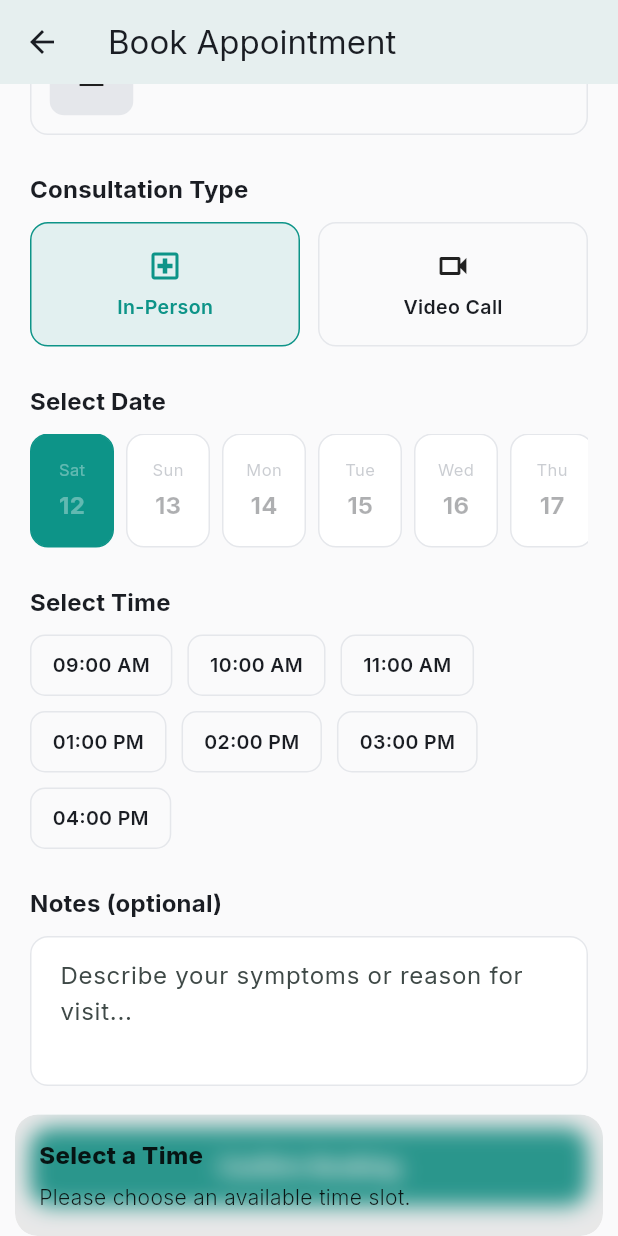
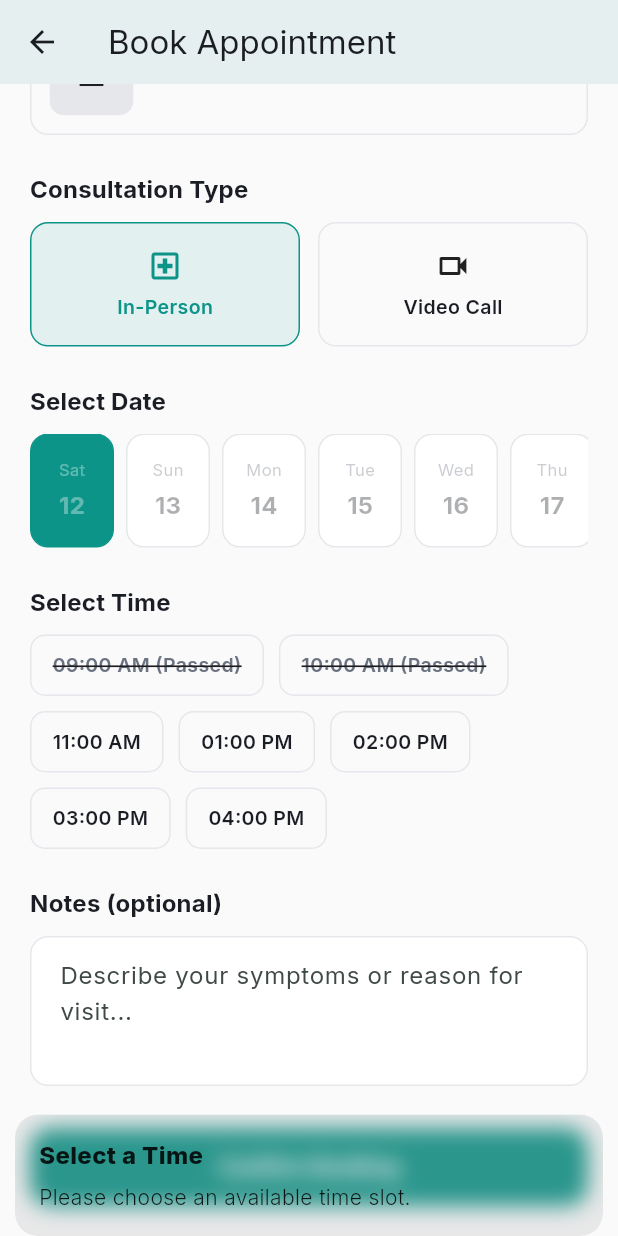
Before and after one commit to nomanamir20/InternGrow_HospitalAppointmentApp, a Flutter app: the BookAppointmentScreen screen opened directly with empty values, scrolled down 68 dp, after a tap on "Confirm Booking", on a phone screen of 412 x 824 dp. Run offline on Flutter 3.47's test engine with Material 3 defaults, Android fonts, the phone set to English and light mode, and no system bars; drawn by our look-alikes of cached_network_image; our stand-ins replace dio, firebase_auth, firebase_core, get, google_fonts, pdf and 3 more; accounts and stored records are empty; generated files the repository leaves out were written again; network calls fail.

Commit message:
fix: combine date and time slot correctly to prevent past-time booking and enable proper auto-completion

```diff
--- /dev/null
+++ b/lib/core/utils/date_time_utils.dart
@@ -0,0 +1,10 @@
+import 'package:intl/intl.dart';
+
+/// Combines a calendar date (year/month/day) with a time slot string like
+/// "11:00 AM" into one correct DateTime — needed because appointment dates
+/// and time slots were previously stored disconnected from each other,
+/// causing incorrect past-time booking and auto-completion behavior.
+DateTime combineDateAndTimeSlot(DateTime date, String timeSlot) {
+  final parsedTime = DateFormat('h:mm a').parse(timeSlot);
+  return DateTime(date.year, date.month, date.day, parsedTime.hour, parsedTime.minute);
+}
--- a/lib/features/appointments/screens/book_appointment_screen.dart
+++ b/lib/features/appointments/screens/book_appointment_screen.dart
@@ -2,13 +2,15 @@ import 'package:cached_network_image/cached_network_image.dart';
 import 'package:flutter/material.dart';
 import 'package:get/get.dart';
 import 'package:intl/intl.dart';
-import '../../../shared/widgets/scaffold_with_nav_bar.dart';
-import '../../../data/models/notification_model.dart';
-import '../../notifications/controllers/notification_controller.dart';
+
 import '../../../core/routes/app_routes.dart';
 import '../../../core/theme/app_colors.dart';
+import '../../../core/utils/date_time_utils.dart';
 import '../../../data/models/appointment_model.dart';
 import '../../../data/models/doctor_model.dart';
+import '../../../data/models/notification_model.dart';
+import '../../../shared/widgets/scaffold_with_nav_bar.dart';
+import '../../notifications/controllers/notification_controller.dart';
 import '../controllers/appointment_controller.dart';
 
 class BookAppointmentScreen extends StatefulWidget {
@@ -22,7 +24,10 @@ class _BookAppointmentScreenState extends State<BookAppointmentScreen> {
   late final Doctor doctor;
   late final AppointmentController _controller;
 
-  DateTime _selectedDate = DateTime.now();
+  // Normalized to midnight — this widget only ever needs the CALENDAR day
+  // here; the actual appointment time comes from the selected time slot,
+  // combined together only at the moment of booking.
+  DateTime _selectedDate = DateTime(DateTime.now().year, DateTime.now().month, DateTime.now().day);
   String? _selectedTimeSlot;
   ConsultationType _consultationType = ConsultationType.inPerson;
   final _notesController = TextEditingController();
@@ -47,7 +52,8 @@ class _BookAppointmentScreenState extends State<BookAppointmentScreen> {
   }
 
   List<DateTime> get _nextSevenDays {
-    return List.generate(7, (i) => DateTime.now().add(Duration(days: i)));
+    final today = DateTime(DateTime.now().year, DateTime.now().month, DateTime.now().day);
+    return List.generate(7, (i) => today.add(Duration(days: i)));
   }
 
   bool _isDayAvailable(DateTime date) {
@@ -55,9 +61,33 @@ class _BookAppointmentScreenState extends State<BookAppointmentScreen> {
     return doctor.availableDays.contains(dayAbbrev);
   }
 
+  bool get _isSelectedDateToday {
+    final today = DateTime.now();
+    return _selectedDate.year == today.year && _selectedDate.month == today.month && _selectedDate.day == today.day;
+  }
+
+  /// A time slot is unavailable if it's already booked, OR if it's today
+  /// and that time has already passed — this is the actual missing check
+  /// that allowed booking "11:00 AM" after 11:13 AM had already happened.
+  bool _isSlotInThePast(String slot) {
+    if (!_isSelectedDateToday) return false;
+    final slotDateTime = combineDateAndTimeSlot(_selectedDate, slot);
+    return slotDateTime.isBefore(DateTime.now());
+  }
+
   void _handleBooking() {
     if (_selectedTimeSlot == null) {
       Get.snackbar('Select a Time', 'Please choose an available time slot.', snackPosition: SnackPosition.BOTTOM);
+      return;
+    }
+
+    // Final safety check — in case something changed between selecting the
+    // slot and pressing Confirm (e.g. user left the screen open past the
+    // slot's time).
+    final appointmentDateTime = combineDateAndTimeSlot(_selectedDate, _selectedTimeSlot!);
+    if (appointmentDateTime.isBefore(DateTime.now())) {
+      Get.snackbar('Time Has Passed', 'That time slot is no longer available. Please choose another.', snackPosition: SnackPosition.BOTTOM);
+      setState(() => _selectedTimeSlot = null);
       return;
     }
 
@@ -68,19 +98,16 @@ class _BookAppointmentScreenState extends State<BookAppointmentScreen> {
       doctorName: doctor.fullName,
       doctorPhotoUrl: doctor.photoUrl,
       specialization: doctor.specialization,
-      date: _selectedDate,
+      date: appointmentDateTime, // now the REAL combined date+time
       timeSlot: _selectedTimeSlot!,
       consultationType: _consultationType,
       consultationFee: doctor.consultationFee,
       notes: _notesController.text.trim().isEmpty ? null : _notesController.text.trim(),
     );
 
-    // Signal which appointment to highlight, since Appointment History
-    // isn't a standalone route — it's a tab inside the shared bottom-nav
-    // shell, so we switch tabs directly rather than trying to navigate to
-    // a route that doesn't independently exist.
     _controller.justBookedAppointmentId.value = appointment.id;
-      Get.find<NotificationController>().addNotification(
+
+    Get.find<NotificationController>().addNotification(
       type: NotificationType.appointmentBooked,
       title: 'Appointment Confirmed',
       body: 'Your appointment with ${doctor.fullName} on ${DateFormat('MMM d').format(_selectedDate)} at $_selectedTimeSlot is booked.',
@@ -89,11 +116,8 @@ class _BookAppointmentScreenState extends State<BookAppointmentScreen> {
 
     setState(() => _isBooking = false);
 
-    // We're currently on the /book-appointment route (pushed on top of the
-    // shell), so offAllNamed to /home correctly clears back to the shell —
-    // this only fails as a no-op when called FROM WITHIN the shell itself.
     Get.offAllNamed(AppRoutes.home);
-    Get.find<NavShellController>().changeTab(1); // switch to the History tab
+    Get.find<NavShellController>().changeTab(1);
 
     Get.snackbar(
       'Appointment Booked',
@@ -116,7 +140,6 @@ class _BookAppointmentScreenState extends State<BookAppointmentScreen> {
       body: ListView(
         padding: const EdgeInsets.all(20),
         children: [
-          // Doctor summary card
           Container(
             padding: const EdgeInsets.all(12),
             decoration: BoxDecoration(
@@ -236,8 +259,11 @@ class _BookAppointmentScreenState extends State<BookAppointmentScreen> {
                 _TimeSlotChip(
                   label: slot,
                   isBooked: bookedSlots.contains(slot),
+                  isPast: _isSlotInThePast(slot),
                   isSelected: _selectedTimeSlot == slot,
-                  onTap: bookedSlots.contains(slot) ? null : () => setState(() => _selectedTimeSlot = slot),
+                  onTap: (bookedSlots.contains(slot) || _isSlotInThePast(slot))
+                      ? null
+                      : () => setState(() => _selectedTimeSlot = slot),
                 ),
             ],
           ),
@@ -305,16 +331,28 @@ class _ConsultationTypeCard extends StatelessWidget {
 class _TimeSlotChip extends StatelessWidget {
   final String label;
   final bool isBooked;
+  final bool isPast;
   final bool isSelected;
   final VoidCallback? onTap;
 
-  const _TimeSlotChip({required this.label, required this.isBooked, required this.isSelected, this.onTap});
+  const _TimeSlotChip({
+    required this.label,
+    required this.isBooked,
+    required this.isPast,
+    required this.isSelected,
+    this.onTap,
+  });
 
   @override
   Widget build(BuildContext context) {
     final isDark = Theme.of(context).brightness == Brightness.dark;
     final borderColor = isDark ? AppColors.darkBorder : AppColors.lightBorder;
     final subTextColor = isDark ? AppColors.textSecondaryDark : AppColors.textSecondaryLight;
+    final isDisabled = isBooked || isPast;
+
+    String displayLabel = label;
+    if (isBooked) displayLabel = '$label (Booked)';
+    if (isPast) displayLabel = '$label (Passed)';
 
     return InkWell(
       onTap: onTap,
@@ -327,12 +365,12 @@ class _TimeSlotChip extends StatelessWidget {
           border: Border.all(color: isSelected ? AppColors.primary : borderColor),
         ),
         child: Text(
-          isBooked ? '$label (Booked)' : label,
+          displayLabel,
           style: TextStyle(
-            color: isBooked ? subTextColor : (isSelected ? Colors.white : null),
+            color: isDisabled ? subTextColor : (isSelected ? Colors.white : null),
             fontWeight: FontWeight.w600,
             fontSize: 13,
-            decoration: isBooked ? TextDecoration.lineThrough : null,
+            decoration: isDisabled ? TextDecoration.lineThrough : null,
           ),
         ),
       ),
```
